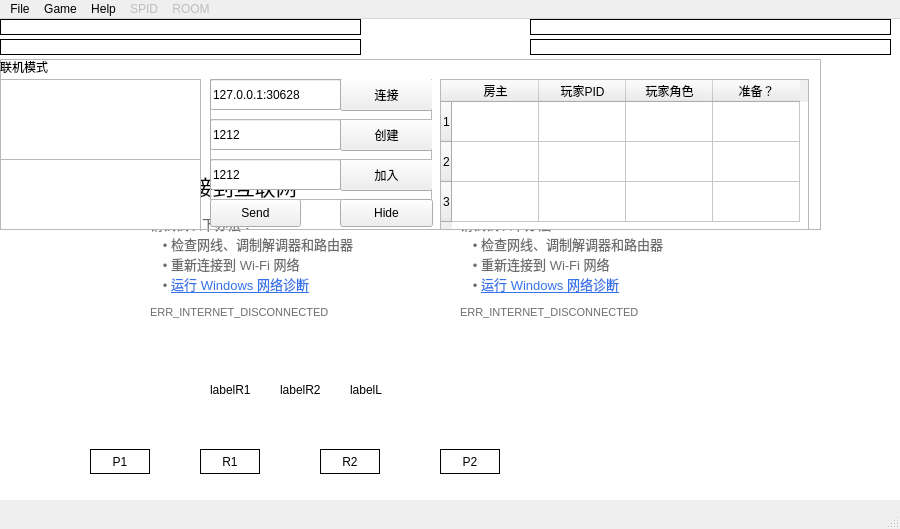
First picture: the form in DinoOL/dinool.ui, repository Brownlzy/DinoOL, before the edit.
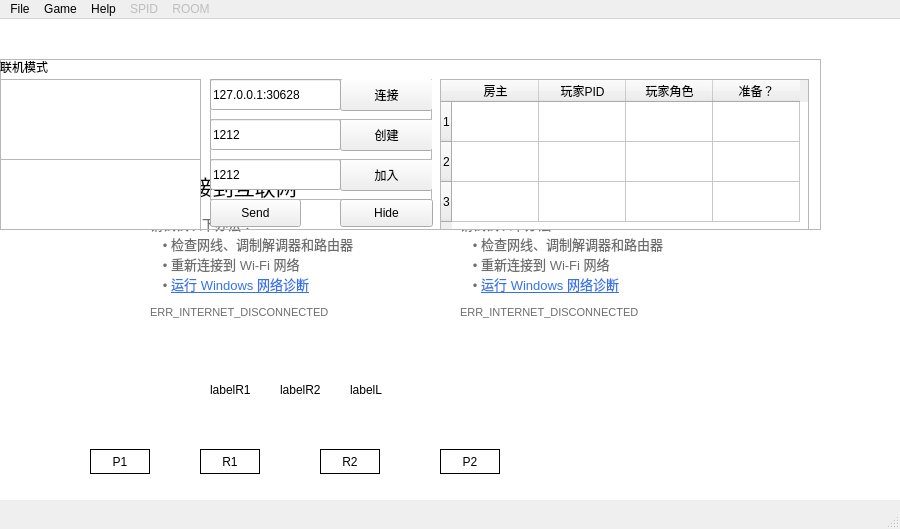
Second picture: the form after the edit. Icons and pictures are not drawn.

```diff
--- a/DinoOL/dinool.ui
+++ b/DinoOL/dinool.ui
@@ -382,7 +382,10 @@
      </rect>
     </property>
     <property name="frameShape">
-     <enum>QFrame::Box</enum>
+     <enum>QFrame::NoFrame</enum>
+    </property>
+    <property name="lineWidth">
+     <number>1</number>
     </property>
     <property name="text">
      <string/>
@@ -401,7 +404,10 @@
      <enum>Qt::LeftToRight</enum>
     </property>
     <property name="frameShape">
-     <enum>QFrame::Box</enum>
+     <enum>QFrame::NoFrame</enum>
+    </property>
+    <property name="lineWidth">
+     <number>1</number>
     </property>
     <property name="text">
      <string/>
@@ -423,7 +429,10 @@
      <enum>Qt::LeftToRight</enum>
     </property>
     <property name="frameShape">
-     <enum>QFrame::Box</enum>
+     <enum>QFrame::NoFrame</enum>
+    </property>
+    <property name="lineWidth">
+     <number>1</number>
     </property>
     <property name="text">
      <string/>
@@ -546,7 +555,10 @@
      </rect>
     </property>
     <property name="frameShape">
-     <enum>QFrame::Box</enum>
+     <enum>QFrame::NoFrame</enum>
+    </property>
+    <property name="lineWidth">
+     <number>1</number>
     </property>
     <property name="text">
      <string/>
```
Left out of the diff: 6 changed lines with no effect on the pictures.
